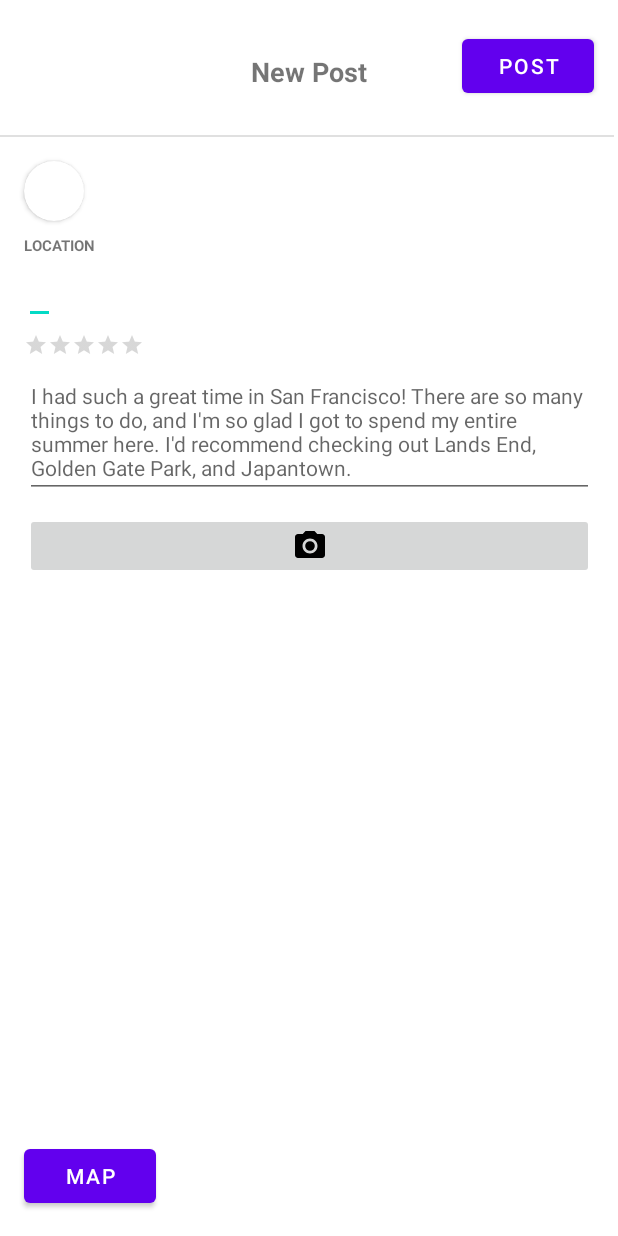
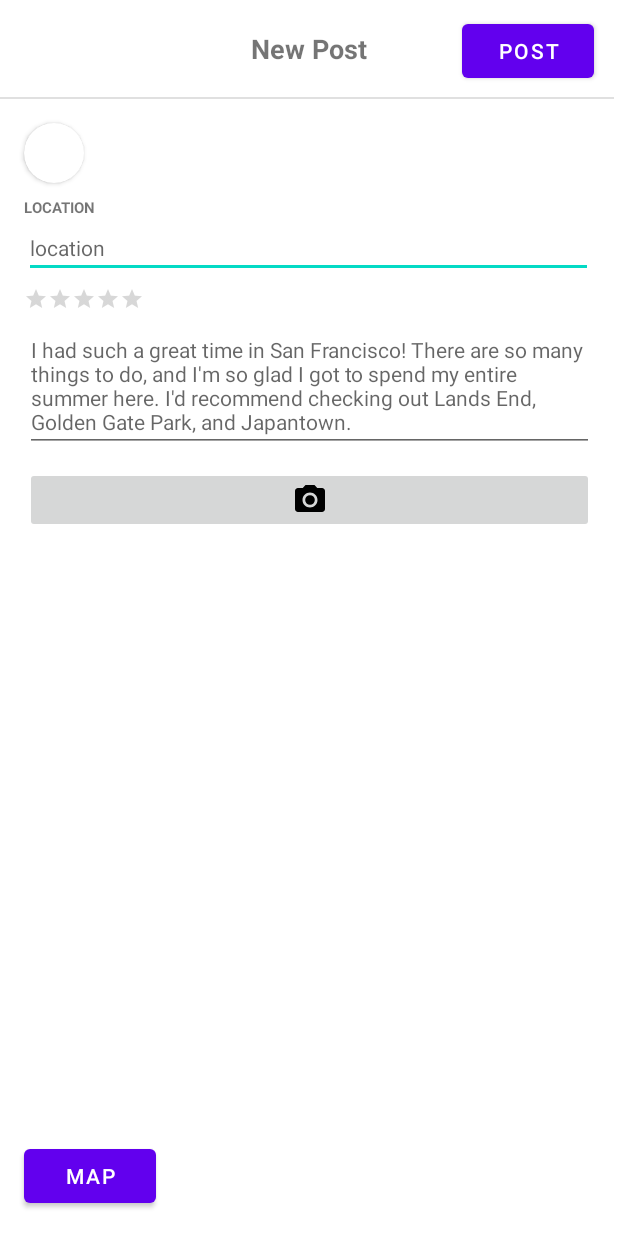
Before and after one commit to kellyyyang/TravelBud, an Android app: the MainActivity screen opened directly, with no data from a screen before it, on a phone screen of 412 x 824 dp. Run offline under Robolectric (Android 15) with nearby library versions, the phone set to English and light mode, and no system bars; libraries missing offline, so code that uses them is left out: com.parse; 1 statement that could not run was skipped.

Commit message:
Updated a hint for the location field of the New Post.

```diff
--- a/app/src/main/res/layout/activity_main.xml
+++ b/app/src/main/res/layout/activity_main.xml
@@ -43,7 +43,7 @@
         android:layout_width="wrap_content"
         android:layout_height="wrap_content"
         android:layout_marginStart="100dp"
-        android:layout_marginTop="35dp"
+        android:layout_marginTop="20dp"
         android:layout_marginEnd="100dp"
         android:text="New Post"
         android:textSize="18sp"
@@ -56,7 +56,7 @@
         android:id="@+id/divider"
         android:layout_width="409dp"
         android:layout_height="1dp"
-        android:layout_marginTop="30dp"
+        android:layout_marginTop="20dp"
         android:background="?android:attr/listDivider"
         app:layout_constraintTop_toBottomOf="@+id/tvCreatePostHeading"
         tools:layout_editor_absoluteX="1dp" />
@@ -65,7 +65,7 @@
         android:id="@+id/btnPost"
         android:layout_width="wrap_content"
         android:layout_height="wrap_content"
-        android:layout_marginTop="20dp"
+        android:layout_marginTop="10dp"
         android:layout_marginEnd="16dp"
         android:text="Post"
         app:layout_constraintEnd_toEndOf="parent"
@@ -86,15 +86,13 @@
 
     <AutoCompleteTextView
         android:id="@+id/actvLocation"
-        android:layout_width="wrap_content"
+        android:layout_width="379dp"
         android:layout_height="wrap_content"
         android:layout_marginStart="16dp"
-        android:layout_marginTop="5dp"
-        android:completionHint="Location"
+        android:hint="location"
         android:textSize="14sp"
         app:layout_constraintStart_toStartOf="parent"
-        app:layout_constraintTop_toBottomOf="@+id/tvLocation"
-        tools:text="Location" />
+        app:layout_constraintTop_toBottomOf="@+id/tvLocation" />
 
     <RatingBar
         android:id="@+id/rbPost"
```
